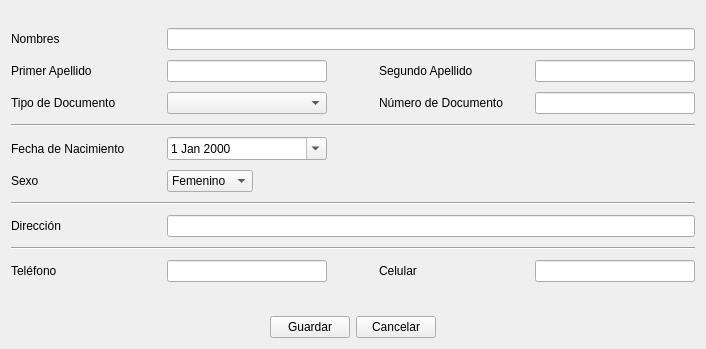
First picture: the form in ui_cliente_datos.ui, repository benArambide/ProyFinal-IS2, before the edit.
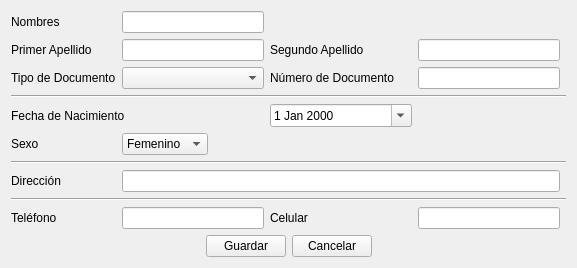
Second picture: the form after the edit.

The edit to the form file:
```diff
--- a/ui_cliente_datos.ui
+++ b/ui_cliente_datos.ui
@@ -6,214 +6,45 @@
    <rect>
     <x>0</x>
     <y>0</y>
-    <width>706</width>
-    <height>349</height>
+    <width>577</width>
+    <height>254</height>
    </rect>
   </property>
   <property name="windowTitle">
    <string>Form</string>
   </property>
-  <layout class="QGridLayout" name="gridLayout_3">
-   <item row="0" column="0">
     <layout class="QGridLayout" name="gridLayout_2">
      <item row="0" column="0">
-      <layout class="QGridLayout" name="gridLayout_4">
-       <item row="3" column="4">
-        <widget class="QLineEdit" name="lineEdit_nroDoc"/>
-       </item>
-       <item row="4" column="0" colspan="5">
-        <widget class="Line" name="line">
-         <property name="orientation">
-          <enum>Qt::Horizontal</enum>
-         </property>
-        </widget>
-       </item>
-       <item row="0" column="4">
-        <spacer name="horizontalSpacer_12">
-         <property name="orientation">
-          <enum>Qt::Horizontal</enum>
-         </property>
-         <property name="sizeType">
-          <enum>QSizePolicy::Fixed</enum>
-         </property>
-         <property name="sizeHint" stdset="0">
-          <size>
-           <width>150</width>
-           <height>13</height>
-          </size>
-         </property>
-        </spacer>
-       </item>
-       <item row="2" column="3">
-        <widget class="QLabel" name="label_29">
-         <property name="text">
-          <string>Segundo Apellido</string>
-         </property>
-        </widget>
-       </item>
-       <item row="3" column="3">
-        <widget class="QLabel" name="label_16">
-         <property name="text">
-          <string>Número de Documento</string>
-         </property>
-        </widget>
-       </item>
-       <item row="1" column="0">
+    <layout class="QGridLayout" name="gridLayout">
+     <item row="0" column="0">
         <widget class="QLabel" name="label_25">
          <property name="text">
           <string>Nombres</string>
          </property>
         </widget>
        </item>
-       <item row="1" column="1" colspan="4">
-        <widget class="QLineEdit" name="lineEdit_nombres"/>
-       </item>
-       <item row="0" column="1">
-        <spacer name="horizontalSpacer_7">
-         <property name="orientation">
-          <enum>Qt::Horizontal</enum>
-         </property>
-         <property name="sizeType">
-          <enum>QSizePolicy::Fixed</enum>
-         </property>
-         <property name="sizeHint" stdset="0">
-          <size>
-           <width>150</width>
-           <height>13</height>
-          </size>
-         </property>
-        </spacer>
-       </item>
-       <item row="0" column="3">
-        <spacer name="horizontalSpacer_11">
-         <property name="orientation">
-          <enum>Qt::Horizontal</enum>
-         </property>
-         <property name="sizeType">
-          <enum>QSizePolicy::Fixed</enum>
-         </property>
-         <property name="sizeHint" stdset="0">
-          <size>
-           <width>150</width>
-           <height>13</height>
-          </size>
-         </property>
-        </spacer>
-       </item>
-       <item row="0" column="2">
-        <spacer name="horizontalSpacer_8">
-         <property name="orientation">
-          <enum>Qt::Horizontal</enum>
-         </property>
-         <property name="sizeType">
-          <enum>QSizePolicy::Fixed</enum>
-         </property>
-         <property name="sizeHint" stdset="0">
-          <size>
-           <width>40</width>
-           <height>13</height>
-          </size>
-         </property>
-        </spacer>
-       </item>
-       <item row="3" column="0">
+     <item row="2" column="0">
         <widget class="QLabel" name="label_24">
          <property name="text">
           <string>Tipo de Documento</string>
          </property>
         </widget>
        </item>
-       <item row="10" column="1">
-        <widget class="QLineEdit" name="lineEdit_telefono"/>
-       </item>
-       <item row="7" column="0" colspan="5">
-        <widget class="Line" name="line_2">
+     <item row="4" column="0" colspan="5">
+      <widget class="Line" name="line">
          <property name="orientation">
           <enum>Qt::Horizontal</enum>
          </property>
         </widget>
        </item>
-       <item row="5" column="0">
+     <item row="5" column="0" colspan="2">
         <widget class="QLabel" name="label_28">
          <property name="text">
           <string>Fecha de Nacimiento</string>
          </property>
         </widget>
        </item>
-       <item row="9" column="0" colspan="5">
-        <widget class="Line" name="line_3">
-         <property name="orientation">
-          <enum>Qt::Horizontal</enum>
-         </property>
-        </widget>
-       </item>
-       <item row="2" column="0">
-        <widget class="QLabel" name="label_21">
-         <property name="text">
-          <string>Primer Apellido</string>
-         </property>
-        </widget>
-       </item>
-       <item row="10" column="0">
-        <widget class="QLabel" name="label_22">
-         <property name="text">
-          <string>Teléfono</string>
-         </property>
-        </widget>
-       </item>
-       <item row="0" column="0">
-        <spacer name="horizontalSpacer_4">
-         <property name="orientation">
-          <enum>Qt::Horizontal</enum>
-         </property>
-         <property name="sizeType">
-          <enum>QSizePolicy::Fixed</enum>
-         </property>
-         <property name="sizeHint" stdset="0">
-          <size>
-           <width>150</width>
-           <height>13</height>
-          </size>
-         </property>
-        </spacer>
-       </item>
-       <item row="2" column="1">
-        <widget class="QLineEdit" name="lineEdit_primerApellido"/>
-       </item>
-       <item row="2" column="4">
-        <widget class="QLineEdit" name="lineEdit_segundoApellido"/>
-       </item>
-       <item row="8" column="0">
-        <widget class="QLabel" name="label_19">
-         <property name="text">
-          <string>Dirección</string>
-         </property>
-        </widget>
-       </item>
-       <item row="8" column="1" colspan="4">
-        <widget class="QLineEdit" name="lineEdit_direccion"/>
-       </item>
-       <item row="6" column="1">
-        <widget class="QComboBox" name="comboBox_sexo">
-         <property name="sizePolicy">
-          <sizepolicy hsizetype="Fixed" vsizetype="Fixed">
-           <horstretch>0</horstretch>
-           <verstretch>0</verstretch>
-          </sizepolicy>
-         </property>
-         <item>
-          <property name="text">
-           <string>Femenino</string>
-          </property>
-         </item>
-         <item>
-          <property name="text">
-           <string>Masculino</string>
-          </property>
-         </item>
-        </widget>
-       </item>
-       <item row="5" column="1">
+     <item row="5" column="2">
         <widget class="QDateEdit" name="dateEdit">
          <property name="sizePolicy">
           <sizepolicy hsizetype="Expanding" vsizetype="Fixed">
@@ -233,40 +64,37 @@
          </property>
         </widget>
        </item>
-       <item row="3" column="1">
-        <widget class="QComboBox" name="comboBox_tipoDoc"/>
-       </item>
-       <item row="10" column="3">
-        <widget class="QLabel" name="label">
+     <item row="7" column="0" colspan="5">
+      <widget class="Line" name="line_2">
+       <property name="orientation">
+        <enum>Qt::Horizontal</enum>
+       </property>
+      </widget>
+     </item>
+     <item row="8" column="0">
+      <widget class="QLabel" name="label_19">
          <property name="text">
-          <string>Celular</string>
+        <string>Dirección</string>
          </property>
         </widget>
        </item>
-       <item row="10" column="4">
-        <widget class="QLineEdit" name="celular"/>
-       </item>
-      </layout>
-     </item>
-     <item row="1" column="0">
-      <spacer name="verticalSpacer">
+     <item row="9" column="0" colspan="5">
+      <widget class="Line" name="line_3">
        <property name="orientation">
-        <enum>Qt::Vertical</enum>
+        <enum>Qt::Horizontal</enum>
        </property>
-       <property name="sizeType">
-        <enum>QSizePolicy::Fixed</enum>
+      </widget>
+     </item>
+     <item row="10" column="0">
+      <widget class="QLabel" name="label_22">
+       <property name="text">
+        <string>Teléfono</string>
        </property>
-       <property name="sizeHint" stdset="0">
-        <size>
-         <width>20</width>
-         <height>15</height>
-        </size>
-       </property>
-      </spacer>
+      </widget>
      </item>
-     <item row="2" column="0">
-      <layout class="QGridLayout" name="gridLayout">
-       <item row="0" column="0">
+     <item row="11" column="0" colspan="5">
+      <layout class="QHBoxLayout" name="horizontalLayout">
+       <item>
         <spacer name="horizontalSpacer">
          <property name="orientation">
           <enum>Qt::Horizontal</enum>
@@ -279,7 +107,7 @@
          </property>
         </spacer>
        </item>
-       <item row="0" column="1">
+       <item>
         <widget class="QPushButton" name="pushButton_Aceptar">
          <property name="text">
           <string>Guardar</string>
@@ -289,7 +117,7 @@
          </property>
         </widget>
        </item>
-       <item row="0" column="2">
+       <item>
         <widget class="QPushButton" name="pushButton_Cancelar">
          <property name="text">
           <string>Cancelar</string>
@@ -299,7 +127,7 @@
          </property>
         </widget>
        </item>
-       <item row="0" column="3">
+       <item>
         <spacer name="horizontalSpacer_2">
          <property name="orientation">
           <enum>Qt::Horizontal</enum>
@@ -314,6 +142,78 @@
        </item>
       </layout>
      </item>
+     <item row="6" column="1">
+      <widget class="QComboBox" name="comboBox_sexo">
+       <property name="sizePolicy">
+        <sizepolicy hsizetype="Fixed" vsizetype="Fixed">
+         <horstretch>0</horstretch>
+         <verstretch>0</verstretch>
+        </sizepolicy>
+       </property>
+       <item>
+        <property name="text">
+         <string>Femenino</string>
+        </property>
+       </item>
+       <item>
+        <property name="text">
+         <string>Masculino</string>
+        </property>
+       </item>
+      </widget>
+     </item>
+     <item row="8" column="1" colspan="3">
+      <widget class="QLineEdit" name="lineEdit_direccion"/>
+     </item>
+     <item row="0" column="1">
+      <widget class="QLineEdit" name="lineEdit_nombres"/>
+     </item>
+     <item row="1" column="0">
+      <widget class="QLabel" name="label_21">
+       <property name="text">
+        <string>Primer Apellido</string>
+       </property>
+      </widget>
+     </item>
+     <item row="1" column="1">
+      <widget class="QLineEdit" name="lineEdit_primerApellido"/>
+     </item>
+     <item row="1" column="2">
+      <widget class="QLabel" name="label_29">
+       <property name="text">
+        <string>Segundo Apellido</string>
+       </property>
+      </widget>
+     </item>
+     <item row="1" column="3">
+      <widget class="QLineEdit" name="lineEdit_segundoApellido"/>
+     </item>
+     <item row="10" column="1">
+      <widget class="QLineEdit" name="lineEdit_telefono"/>
+     </item>
+     <item row="10" column="2">
+      <widget class="QLabel" name="label">
+       <property name="text">
+        <string>Celular</string>
+       </property>
+      </widget>
+     </item>
+     <item row="10" column="3">
+      <widget class="QLineEdit" name="celular"/>
+     </item>
+     <item row="2" column="1">
+      <widget class="QComboBox" name="comboBox_tipoDoc"/>
+     </item>
+     <item row="2" column="3">
+      <widget class="QLineEdit" name="lineEdit_nroDoc"/>
+     </item>
+     <item row="2" column="2">
+      <widget class="QLabel" name="label_16">
+       <property name="text">
+        <string>Número de Documento</string>
+       </property>
+      </widget>
+     </item>
     </layout>
    </item>
   </layout>
```
Lines whose indentation alone changed are shown as unchanged.
